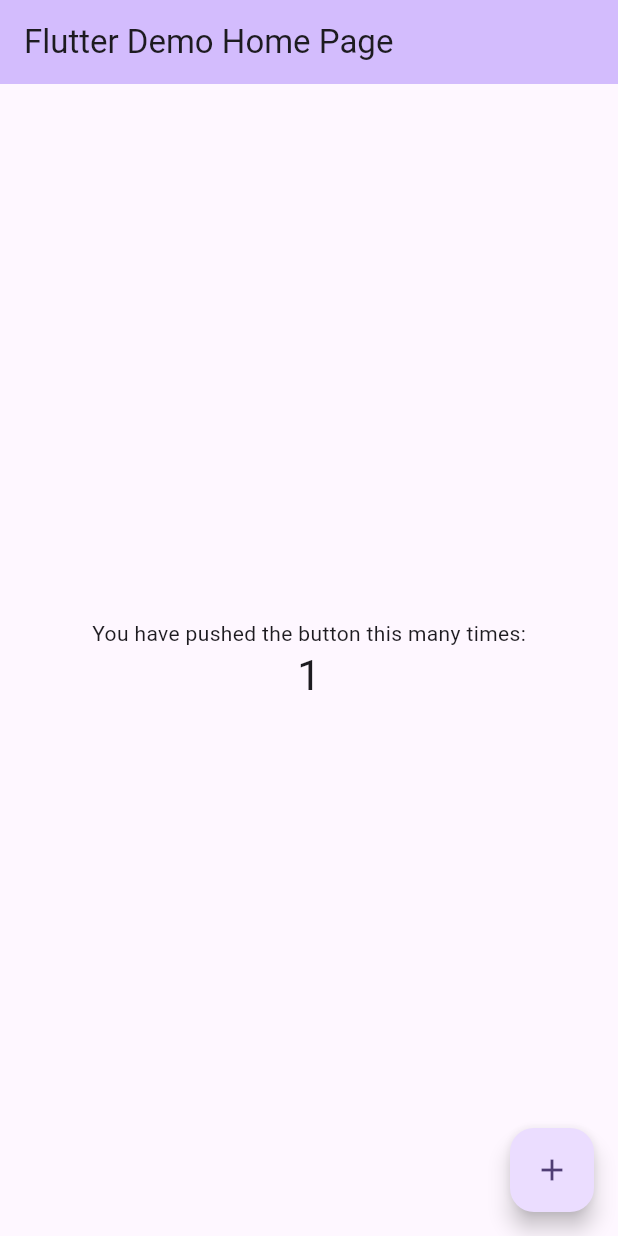
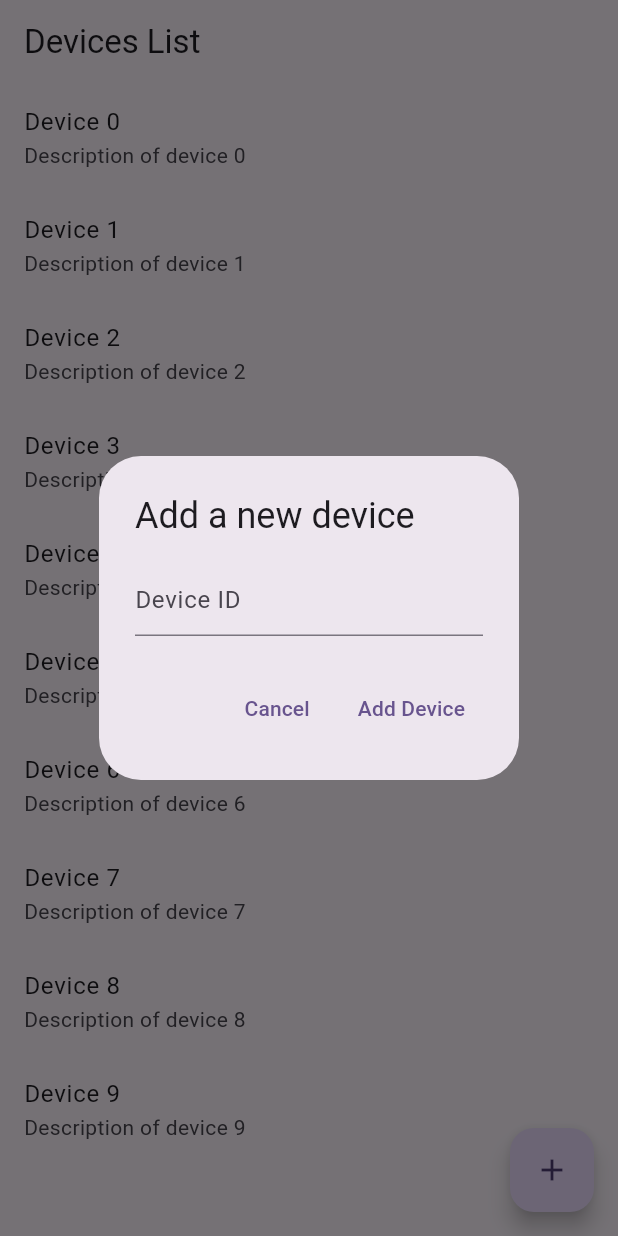
Before and after one commit to masmuss/mobile-hydroponic-monitoring, a Flutter app: the screen it shows after launch, after a tap on the "add" icon, on a phone screen of 412 x 824 dp. Run offline on Flutter 3.47's test engine with Material 3 defaults, Android fonts, the phone set to English and light mode, and no system bars; our stand-ins replace firebase_core, syncfusion_flutter_charts, syncfusion_flutter_gauges; accounts and stored records are empty.

Commit message:
refactor(widgets)
Signed-off-by: masmuss <ahmusafir.khoirul@gmail.com>

```diff
--- a/lib/main.dart
+++ b/lib/main.dart
@@ -1,4 +1,6 @@
 import 'package:flutter/material.dart';
+import 'package:hydroponic/views/devices/device_monitoring_detail.dart';
+import 'package:hydroponic/views/devices/devices_list.dart';
 
 void main() {
   runApp(const MyApp());
@@ -16,55 +18,13 @@ class MyApp extends StatelessWidget {
         colorScheme: ColorScheme.fromSeed(seedColor: Colors.deepPurple),
         useMaterial3: true,
       ),
-      home: const MyHomePage(title: 'Flutter Demo Home Page'),
+      routes: {
+        '/device-monitoring-detail': (context) {
+          final args = ModalRoute.of(context)!.settings.arguments as String;
+          return DeviceMonitoringDetail(deviceId: args);
+        },
+      },
+      home: const DevicesList(),
     );
   }
 }
-
-class MyHomePage extends StatefulWidget {
-  const MyHomePage({super.key, required this.title});
-
-  final String title;
-
-  @override
-  State<MyHomePage> createState() => _MyHomePageState();
-}
-
-class _MyHomePageState extends State<MyHomePage> {
-  int _counter = 0;
-
-  void _incrementCounter() {
-    setState(() {
-      _counter++;
-    });
-  }
-
-  @override
-  Widget build(BuildContext context) {
-    return Scaffold(
-      appBar: AppBar(
-        backgroundColor: Theme.of(context).colorScheme.inversePrimary,
-        title: Text(widget.title),
-      ),
-      body: Center(
-        child: Column(
-          mainAxisAlignment: MainAxisAlignment.center,
-          children: <Widget>[
-            const Text(
-              'You have pushed the button this many times:',
-            ),
-            Text(
-              '$_counter',
-              style: Theme.of(context).textTheme.headlineMedium,
-            ),
-          ],
-        ),
-      ),
-      floatingActionButton: FloatingActionButton(
-        onPressed: _incrementCounter,
-        tooltip: 'Increment',
-        child: const Icon(Icons.add),
-      ), // This trailing comma makes auto-formatting nicer for build methods.
-    );
-  }
-}
--- /dev/null
+++ b/lib/models/ph_data.dart
@@ -0,0 +1,6 @@
+class PhData {
+  PhData(this.time, this.value);
+
+  final int time;
+  final double value;
+}
--- /dev/null
+++ b/lib/views/devices/devices_list.dart
@@ -0,0 +1,76 @@
+import 'package:flutter/material.dart';
+import 'package:hydroponic/views/devices/device_monitoring_detail.dart';
+
+class DevicesList extends StatefulWidget {
+  const DevicesList({super.key});
+
+  @override
+  State<DevicesList> createState() => _DevicesListState();
+}
+
+class _DevicesListState extends State<DevicesList> {
+  @override
+  Widget build(BuildContext context) {
+    return Scaffold(
+      appBar: AppBar(
+        title: const Text('Devices List'),
+      ),
+      // make a list of devices component here
+      body: ListView.builder(
+        itemCount: 10,
+        itemBuilder: (context, index) {
+          return ListTile(
+            title: Text('Device $index'),
+            subtitle: Text('Description of device $index'),
+            onTap: () {
+              Navigator.of(context).pushNamed(
+                '/device-monitoring-detail',
+                arguments: 'device$index',
+              );
+            },
+          );
+        },
+      ),
+      floatingActionButton: FloatingActionButton(
+        onPressed: () => _dialogBuilder(context),
+        child: const Icon(Icons.add),
+      ),
+    );
+  }
+
+  Future<void> _dialogBuilder(BuildContext context) {
+    return showDialog<void>(
+      context: context,
+      builder: (BuildContext context) {
+        return AlertDialog(
+          title: const Text('Add a new device'),
+          content: const TextField(
+            decoration: InputDecoration(
+              hintText: 'Device ID',
+            ),
+          ),
+          actions: <Widget>[
+            TextButton(
+              style: TextButton.styleFrom(
+                textStyle: Theme.of(context).textTheme.labelLarge,
+              ),
+              child: const Text('Cancel'),
+              onPressed: () {
+                Navigator.of(context).pop();
+              },
+            ),
+            TextButton(
+              style: TextButton.styleFrom(
+                textStyle: Theme.of(context).textTheme.labelLarge,
+              ),
+              child: const Text('Add Device'),
+              onPressed: () {
+                Navigator.of(context).pop();
+              },
+            ),
+          ],
+        );
+      },
+    );
+  }
+}
--- a/pubspec.yaml
+++ b/pubspec.yaml
@@ -35,6 +35,11 @@ dependencies:
   # The following adds the Cupertino Icons font to your application.
   # Use with the CupertinoIcons class for iOS style icons.
   cupertino_icons: ^1.0.6
+  intl: ^0.18.1
+  persistent_bottom_nav_bar: ^6.2.1
+  syncfusion_flutter_gauges: 25.2.4
+  syncfusion_flutter_charts: 25.2.4
+  firebase_core: ^3.3.0
 
 dev_dependencies:
   flutter_test:
```
Also changed, not shown: lib/views/devices/device_monitoring_detail.dart (added, +77 -0 lines), lib/widgets/environment_status_card.dart (added, +28 -0 lines), lib/widgets/gauge_container.dart (added, +72 -0 lines), lib/widgets/main_wrapper.dart (added, +71 -0 lines), lib/widgets/ph_level_chart.dart (added, +31 -0 lines), lib/widgets/temperature_humidity_gauge.dart (added, +36 -0 lines), firebase.json (added), lib/firebase_options.dart (added), pubspec.lock, 8 other files.
